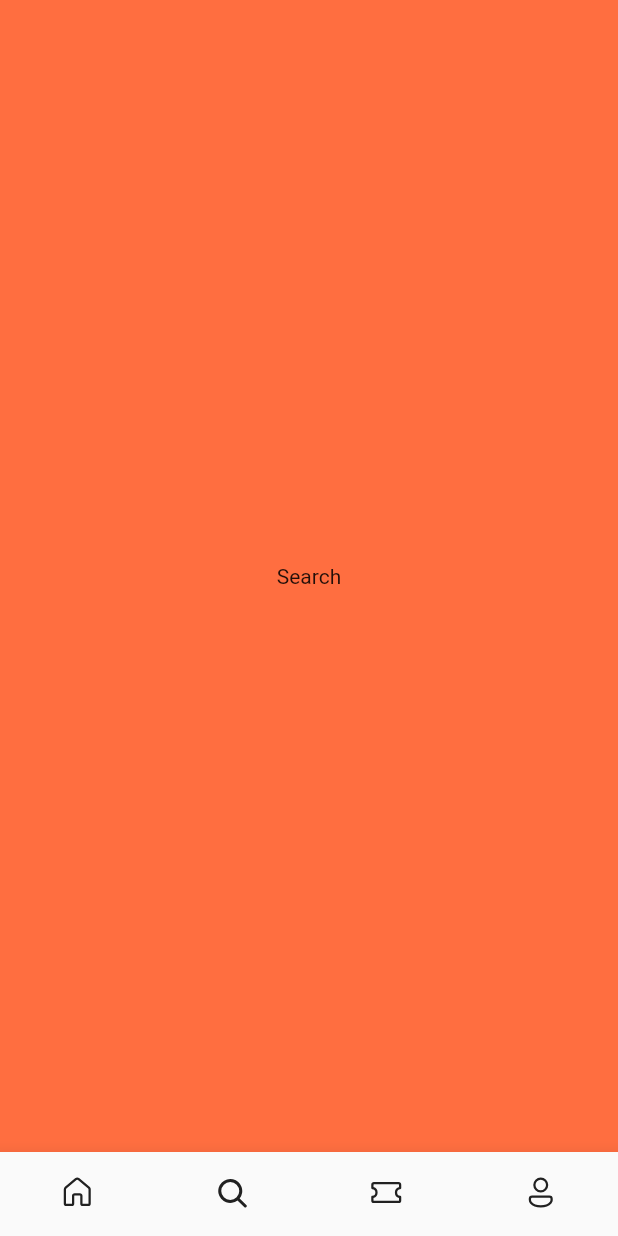
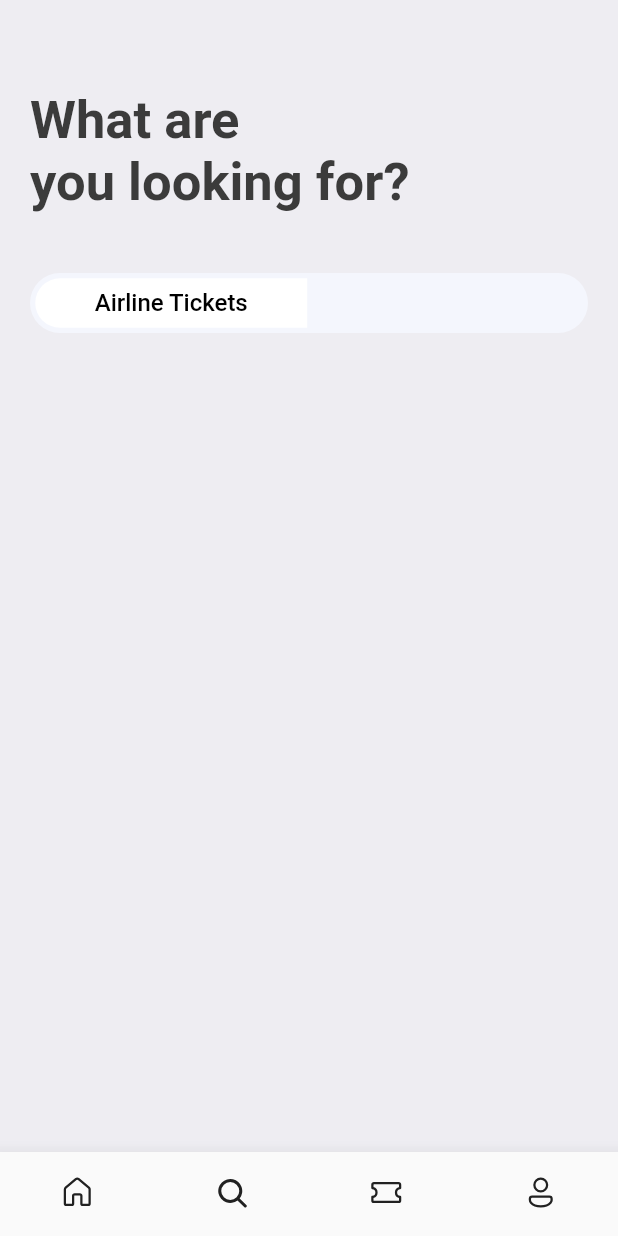
Before and after one commit to shivxsh/Book_Tickets, a Flutter app: the screen it shows after launch, item 2 of the bottom bar chosen, on a phone screen of 412 x 824 dp. Run offline on Flutter 3.47's test engine with Material 2 defaults, Android fonts, the phone set to English and light mode, and no system bars; our stand-ins replace fluentui_icons, gap, get.

Commit message:
Search Screen ui changes.

```diff
--- a/lib/screens/bottom_bar.dart
+++ b/lib/screens/bottom_bar.dart
@@ -1,4 +1,5 @@
 import 'package:book_tickets/screens/home_screen.dart';
+import 'package:book_tickets/screens/search_screen.dart';
 import 'package:fluentui_icons/fluentui_icons.dart';
 import 'package:flutter/material.dart';
 
@@ -13,8 +14,9 @@ class BottomBar extends StatefulWidget {
 class _BottomBarState extends State<BottomBar> {
 
   static final List<Widget> _widgetOptions = <Widget>[  //The "_widgetOption" variable is of type "List <> ". The List is of type <Widgets>
-    const HomeScreen(), //Each text is a widget in the list array. Hence index here = 0
-    const Text("Search"), //Index = 1
+    //Each text is a widget in the list array. Hence index here = 0
+    const HomeScreen(),
+    const SearchScreen(), //Index = 1
     const Text("Tickets"), // Index = 2
     const Text("Profile") // Index = 3
   ];
--- /dev/null
+++ b/lib/screens/search_screen.dart
@@ -0,0 +1,53 @@
+import 'package:book_tickets/utils/app_layout.dart';
+import 'package:flutter/material.dart';
+import 'package:gap/gap.dart';
+import '../utils/app_styles.dart';
+
+class SearchScreen extends StatelessWidget {
+  const SearchScreen({Key? key}) : super(key: key);
+
+  @override
+  Widget build(BuildContext context) {
+    final size = AppLayout.getSize(context);
+    return Scaffold(
+      backgroundColor: Styles.bgColor,
+      body: ListView(
+        padding: EdgeInsets.symmetric(horizontal: AppLayout.getWidth(20), vertical: AppLayout.getHeight(20)),
+        children: [
+          Gap(AppLayout.getHeight(40)),
+          Text("What are\nyou looking for?",
+          //We can also use the AppLayout class we defined to dynamically set the font size :
+          style: Styles.headLineStyle1.copyWith(fontSize: AppLayout.getHeight(35))
+          //style: Styles.headLineStyle1.copyWith(fontSize: 38),),
+          ),
+          Gap(AppLayout.getHeight(40)),
+
+          Container(
+            padding: const EdgeInsets.all(3.5),
+            decoration: BoxDecoration(
+            borderRadius: BorderRadius.circular(AppLayout.getHeight(50)),
+            color: const Color(0xFFF4F6FD),
+            ),
+            child: Row(
+              children: [
+                Container(
+                  padding: EdgeInsets.symmetric(vertical : AppLayout.getHeight(7)),
+                  width: size.width*0.44,
+                  decoration: BoxDecoration(
+                    //This border radius will only apply to the left side of the border
+                    borderRadius: BorderRadius.horizontal(left : Radius.circular(AppLayout.getWidth(50))),
+                    color: Colors.white,
+                  ),
+                  child: Center(
+                    child: Text("Airline Tickets",
+                    style: Styles.headLineStyle3.copyWith(color:Colors.black),),
+                  ),
+                )
+              ],
+            ),
+          ),
+        ],
+      ),
+    );
+  }
+}
```
